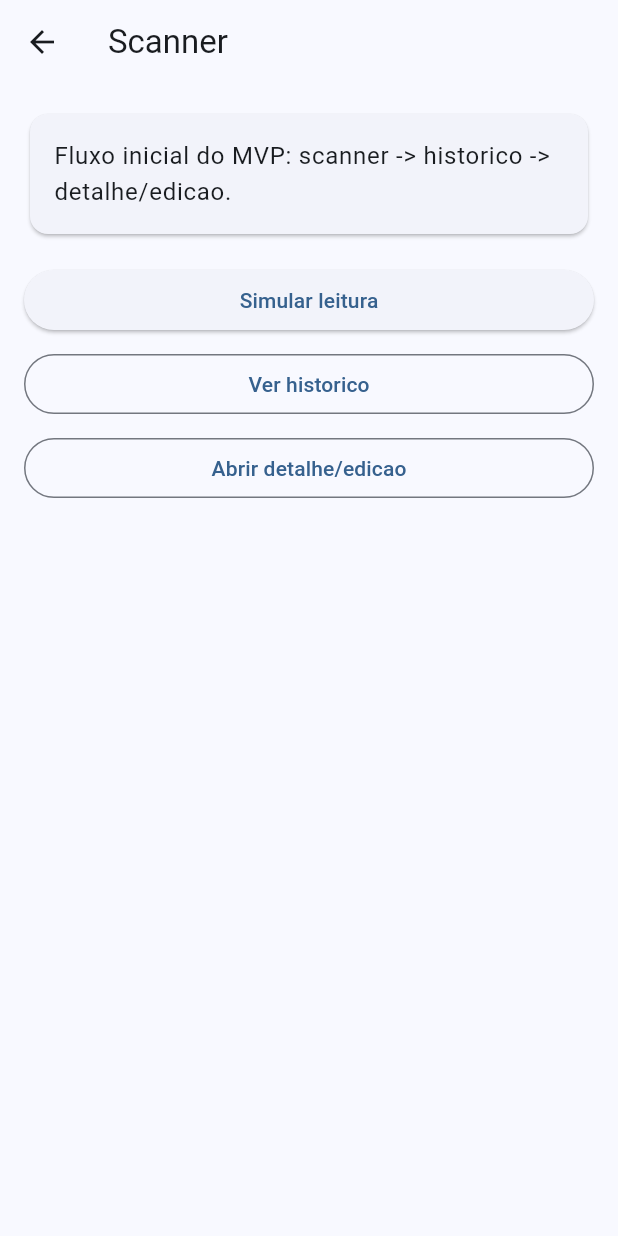
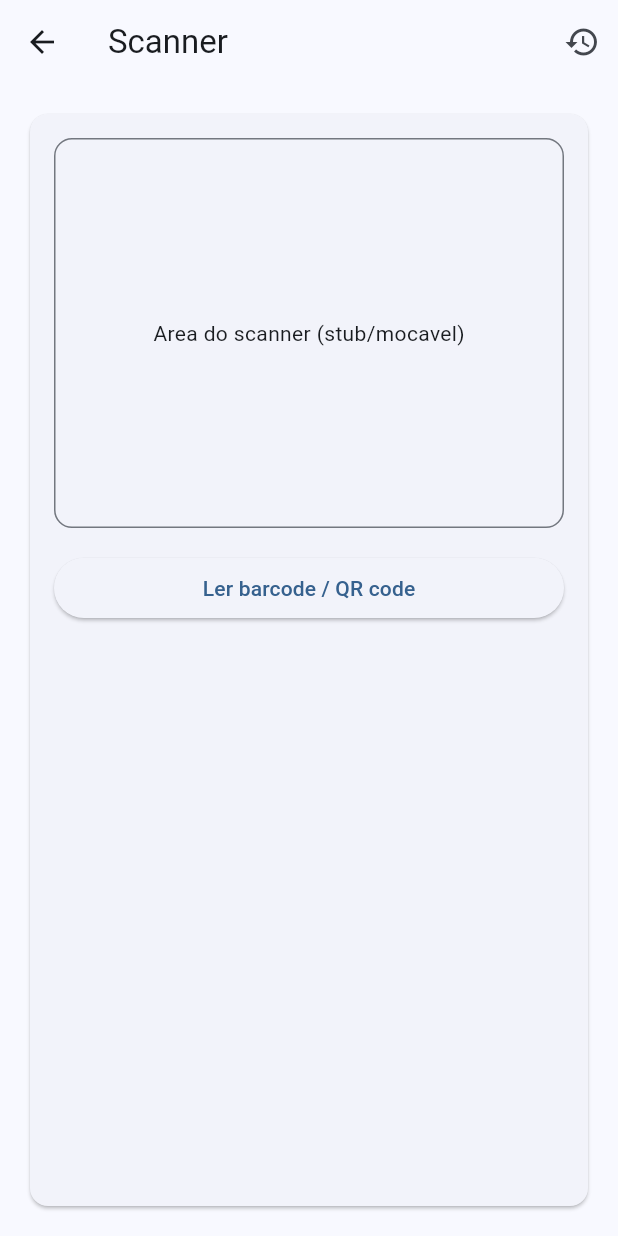
Before and after one commit to Rodolpho-Pueyrredon/AppIHC, a Flutter app: the screen it shows after launch, on a phone screen of 412 x 824 dp. Run offline on Flutter 3.47's test engine with Material 3 defaults, Android fonts, the phone set to English and light mode, and no system bars; our stand-ins replace diacritic, sqflite; accounts and stored records are empty.

Commit message:
adicionada tela 1

```diff
--- a/app_ihc/lib/presentation/navigation/detail_edit_args.dart
+++ b/app_ihc/lib/presentation/navigation/detail_edit_args.dart
@@ -1,7 +1,13 @@
 import 'package:app_ihc/domain/models/price_observation.dart';
 
 class DetailEditArgs {
-  const DetailEditArgs({this.observation});
+  const DetailEditArgs({
+    this.observation,
+    this.scannedCode,
+    this.sourceScreen,
+  });
 
   final PriceObservation? observation;
+  final String? scannedCode;
+  final String? sourceScreen;
 }
--- a/app_ihc/lib/presentation/screens/scanner_screen.dart
+++ b/app_ihc/lib/presentation/screens/scanner_screen.dart
@@ -1,122 +1,45 @@
 import 'package:app_ihc/core/constants/app_routes.dart';
 import 'package:app_ihc/core/di/service_locator.dart';
-import 'package:app_ihc/domain/models/price_observation.dart';
-import 'package:app_ihc/domain/models/product.dart';
-import 'package:app_ihc/domain/models/store.dart';
 import 'package:app_ihc/presentation/navigation/detail_edit_args.dart';
+import 'package:app_ihc/presentation/widgets/scanner_area.dart';
 import 'package:flutter/material.dart';
 
-class ScannerScreen extends StatefulWidget {
+class ScannerScreen extends StatelessWidget {
   const ScannerScreen({super.key});
 
-  @override
-  State<ScannerScreen> createState() => _ScannerScreenState();
-}
-
-class _ScannerScreenState extends State<ScannerScreen> {
-  final _locator = ServiceLocator.instance;
-  PriceObservation? _lastObservation;
-  bool _isSaving = false;
-
-  Future<void> _simulateScan() async {
-    setState(() {
-      _isSaving = true;
-    });
-
-    final barcode = await _locator.scannerService.scanBarcode();
-    final geoPoint = await _locator.geolocationService.getCurrentPosition();
-
-    final now = DateTime.now();
-    final observation = PriceObservation(
-      product: Product(
-        barcode: barcode ?? 'STUB-BARCODE-001',
-        name: 'Produto (stub)',
-      ),
-      store: const Store(
-        name: 'Loja (stub)',
-      ),
-      priceCents: 0,
-      observedAt: now,
-      latitude: geoPoint?.latitude ?? 0,
-      longitude: geoPoint?.longitude ?? 0,
-      note: 'Registro inicial criado via scanner stub.',
-    );
-
-    final saved = await _locator.priceObservationRepository.saveObservation(
-      observation,
-    );
-
-    if (!mounted) {
-      return;
-    }
-
-    setState(() {
-      _lastObservation = saved;
-      _isSaving = false;
-    });
-
-    ScaffoldMessenger.of(context).showSnackBar(
-      const SnackBar(content: Text('Observacao criada com dados iniciais.')),
-    );
-  }
-
-  void _openHistory() {
-    Navigator.pushNamed(context, AppRoutes.history);
-  }
-
-  void _openDetail() {
-    Navigator.pushNamed(
-      context,
-      AppRoutes.detailEdit,
-      arguments: DetailEditArgs(observation: _lastObservation),
-    );
-  }
+  static const String sourceName = 'scanner_screen';
 
   @override
   Widget build(BuildContext context) {
+    final scannerService = ServiceLocator.instance.scannerService;
+
     return Scaffold(
-      appBar: AppBar(title: const Text('Scanner')),
+      appBar: AppBar(
+        title: const Text('Scanner'),
+        actions: [
+          IconButton(
+            tooltip: 'Historico',
+            onPressed: () => Navigator.pushNamed(context, AppRoutes.history),
+            icon: const Icon(Icons.history),
+          ),
+        ],
+      ),
       body: Padding(
         padding: const EdgeInsets.all(16),
-        child: Column(
-          crossAxisAlignment: CrossAxisAlignment.stretch,
-          children: [
-            const _ScannerIntroCard(),
-            const SizedBox(height: 16),
-            ElevatedButton(
-              onPressed: _isSaving ? null : _simulateScan,
-              child: Text(_isSaving ? 'Salvando...' : 'Simular leitura'),
-            ),
-            const SizedBox(height: 8),
-            OutlinedButton(
-              onPressed: _openHistory,
-              child: const Text('Ver historico'),
-            ),
-            const SizedBox(height: 8),
-            OutlinedButton(
-              onPressed: _openDetail,
-              child: const Text('Abrir detalhe/edicao'),
-            ),
-          ],
+        child: ScannerArea(
+          scannerService: scannerService,
+          onCodeDetected: (code) {
+            Navigator.pushNamed(
+              context,
+              AppRoutes.detailEdit,
+              arguments: DetailEditArgs(
+                scannedCode: code,
+                sourceScreen: sourceName,
+              ),
+            );
+          },
         ),
       ),
     );
   }
 }
-
-class _ScannerIntroCard extends StatelessWidget {
-  const _ScannerIntroCard();
-
-  @override
-  Widget build(BuildContext context) {
-    return Card(
-      child: Padding(
-        padding: const EdgeInsets.all(16),
-        child: Text(
-          'Fluxo inicial do MVP: scanner -> historico -> detalhe/edicao.',
-          style: Theme.of(context).textTheme.bodyLarge,
-        ),
-      ),
-    );
-  }
-}
--- /dev/null
+++ b/app_ihc/lib/presentation/widgets/scanner_area.dart
@@ -0,0 +1,71 @@
+import 'package:app_ihc/domain/services/scanner_service_contract.dart';
+import 'package:flutter/material.dart';
+
+class ScannerArea extends StatefulWidget {
+  const ScannerArea({
+    super.key,
+    required this.scannerService,
+    required this.onCodeDetected,
+  });
+
+  final ScannerServiceContract scannerService;
+  final ValueChanged<String> onCodeDetected;
+
+  @override
+  State<ScannerArea> createState() => _ScannerAreaState();
+}
+
+class _ScannerAreaState extends State<ScannerArea> {
+  bool _isReading = false;
+
+  Future<void> _readCode() async {
+    setState(() {
+      _isReading = true;
+    });
+
+    final code = await widget.scannerService.scanBarcode();
+    if (!mounted) {
+      return;
+    }
+
+    setState(() {
+      _isReading = false;
+    });
+
+    if (code == null || code.trim().isEmpty) {
+      return;
+    }
+
+    widget.onCodeDetected(code);
+  }
+
+  @override
+  Widget build(BuildContext context) {
+    return Card(
+      child: Padding(
+        padding: const EdgeInsets.all(16),
+        child: Column(
+          crossAxisAlignment: CrossAxisAlignment.stretch,
+          children: [
+            SizedBox(
+              height: 260,
+              child: Container(
+                alignment: Alignment.center,
+                decoration: BoxDecoration(
+                  border: Border.all(color: Theme.of(context).dividerColor),
+                  borderRadius: BorderRadius.circular(12),
+                ),
+                child: const Text('Area do scanner (stub/mocavel)'),
+              ),
+            ),
+            const SizedBox(height: 16),
+            ElevatedButton(
+              onPressed: _isReading ? null : _readCode,
+              child: Text(_isReading ? 'Lendo...' : 'Ler barcode / QR code'),
+            ),
+          ],
+        ),
+      ),
+    );
+  }
+}
```
Also changed, not shown: app_ihc/lib/presentation/screens/detail_edit_screen.dart (+33 -1 lines), 1 other file.
